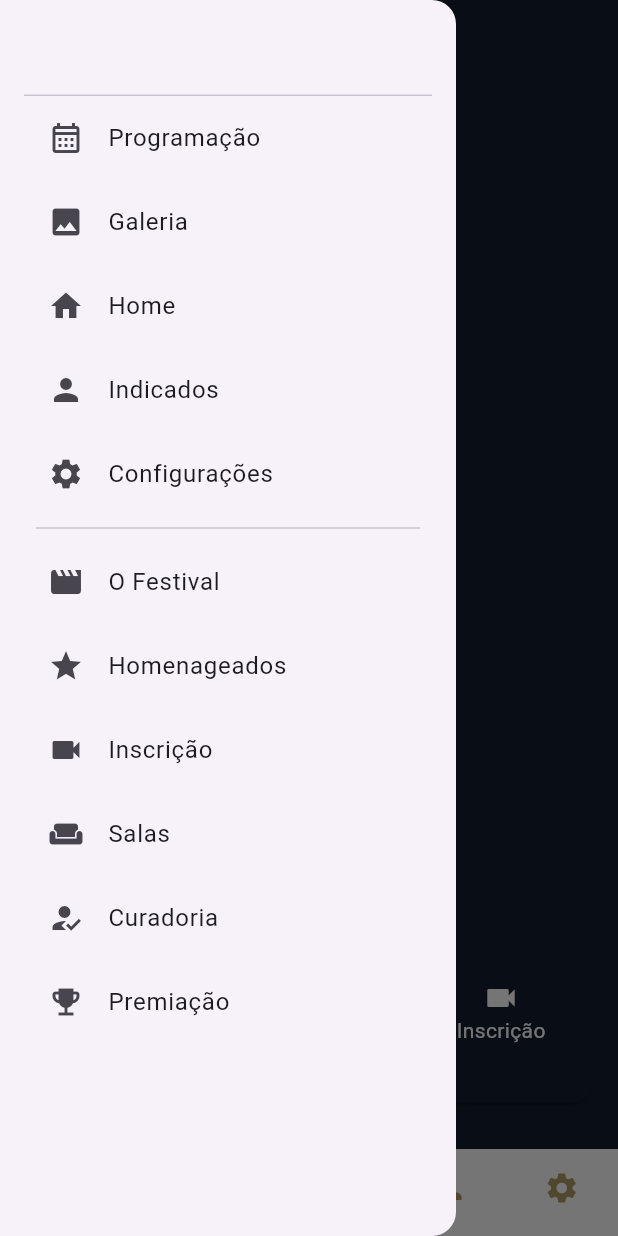
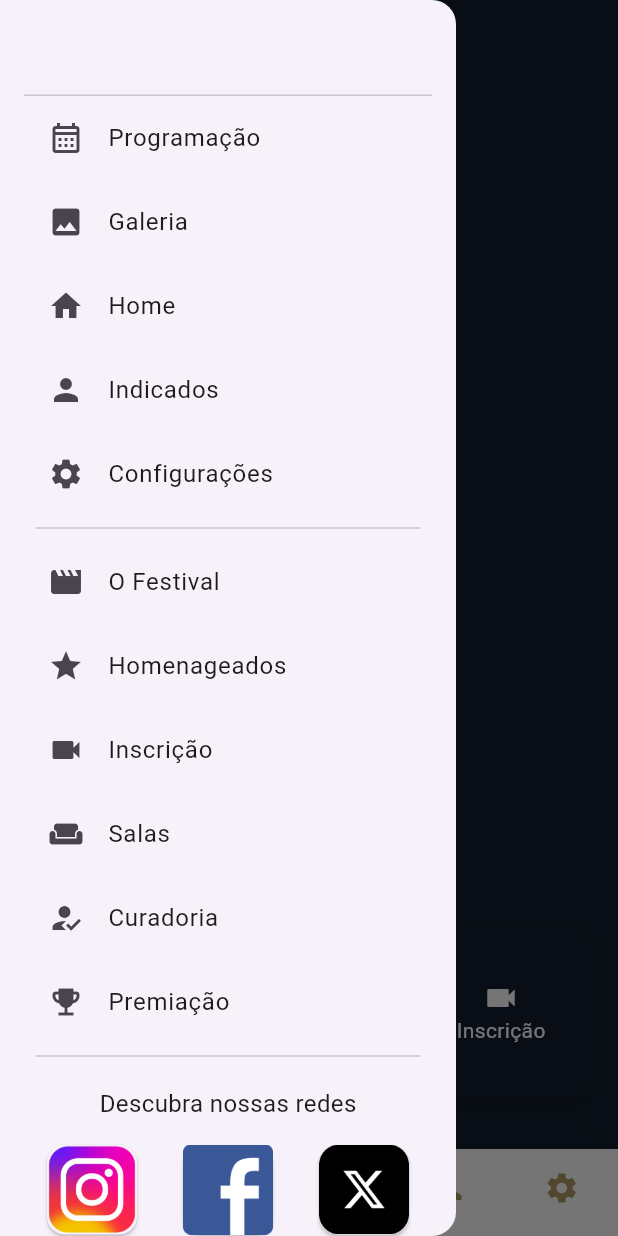
Before and after one commit to gabrielgcostag/FestCine, a Flutter app: the screen it shows once a user with an empty profile is signed in, with the side drawer open, on a phone screen of 412 x 824 dp. Run offline on Flutter 3.47's test engine with Material 3 defaults, Android fonts, the phone set to English and light mode, and no system bars; drawn by our look-alikes of carousel_slider; our stand-ins replace cloud_firestore, firebase_auth, firebase_core, firebase_storage; missing offline and left inert: date_count_down; accounts and stored records are empty; Roboto replaces fonts that are missing (Montserrat-Bold.ttf, Montserrat-bold).

Commit message:
add redes sociais

```diff
--- a/lib/navigation/pages/navigation_page.dart
+++ b/lib/navigation/pages/navigation_page.dart
@@ -10,6 +10,7 @@ import 'package:festcine_pedraazul/indicados/pages/indicated_page.dart';
 import 'package:festcine_pedraazul/programacao/pages/schedule_page.dart';
 import 'package:festcine_pedraazul/salas_de_exibicao/pages/exhibition_room.dart';
 import 'package:flutter/material.dart';
+import 'package:flutter/widgets.dart';
 import 'package:url_launcher/url_launcher.dart';
 
 class NavigationPage extends StatefulWidget {
@@ -173,6 +174,72 @@ class _NavigationPageState extends State<NavigationPage> {
                         );
                       },
                     ),
+                    const Divider(indent: 8, endIndent: 8),
+                    const SizedBox(
+                      height: 12,
+                    ),
+                    const Text(
+                      "Descubra nossas redes",
+                      style: TextStyle(
+                          fontFamily: "Montserrat-bold", fontSize: 16),
+                    ),
+                    const SizedBox(
+                      height: 12,
+                    ),
+                    Row(
+                      mainAxisAlignment: MainAxisAlignment.spaceAround,
+                      children: [
+                        GestureDetector(
+                          onTap: () async {
+                            var url =
+                                Uri.https('instagram.com', 'festcinepedraazul');
+                            await launchUrl(url);
+                          },
+                          child: const Card(
+                            child: SizedBox(
+                              width: 60,
+                              height: 60,
+                              child: Image(
+                                image:
+                                    AssetImage("assets/images/insta-logo.png"),
+                              ),
+                            ),
+                          ),
+                        ),
+                        GestureDetector(
+                          onTap: () async {
+                            var url =
+                                Uri.https('facebook.com', 'festcinepedraazul');
+                            await launchUrl(url);
+                          },
+                          child: const Card(
+                            child: SizedBox(
+                              width: 60,
+                              height: 60,
+                              child: Image(
+                                image: AssetImage(
+                                    "assets/images/facebook-logo.png"),
+                              ),
+                            ),
+                          ),
+                        ),
+                        GestureDetector(
+                          onTap: () async {
+                            var url = Uri.https('x.com', 'fc_pedra_azul');
+                            await launchUrl(url);
+                          },
+                          child: const Card(
+                            child: SizedBox(
+                              width: 60,
+                              height: 60,
+                              child: Image(
+                                image: AssetImage("assets/images/x-logo.png"),
+                              ),
+                            ),
+                          ),
+                        ),
+                      ],
+                    )
                   ],
                 ),
               )
```
Also changed, not shown: assets/images/facebook-logo.png (added), assets/images/insta-logo.png (added), assets/images/x-logo.png (added).
